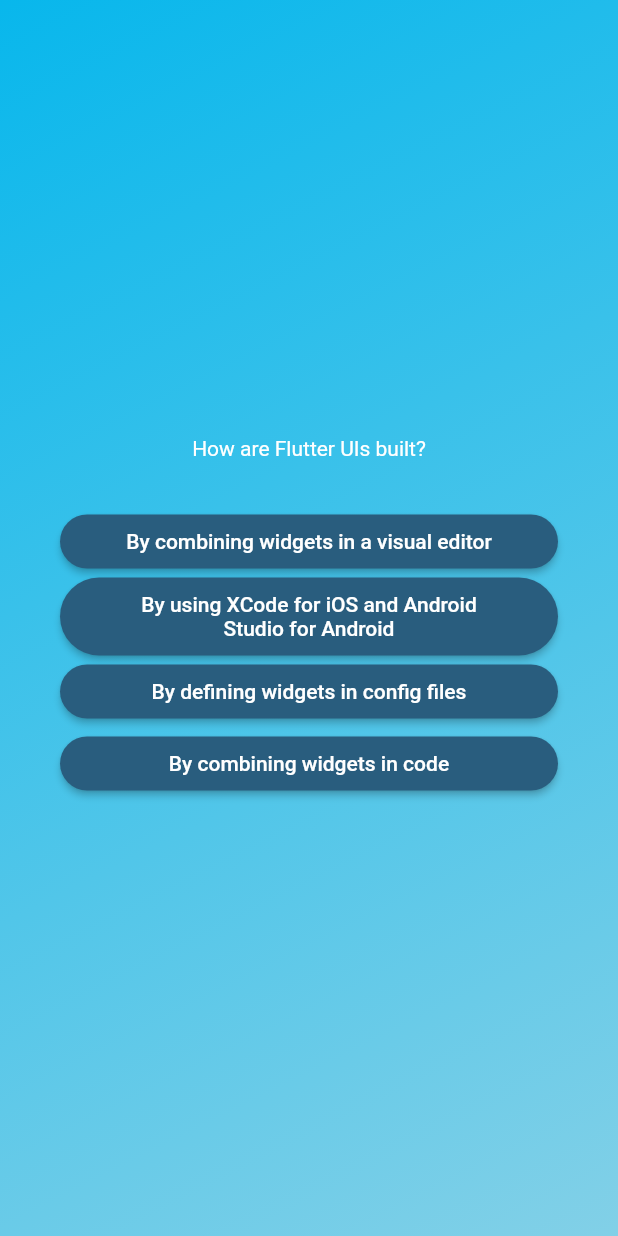
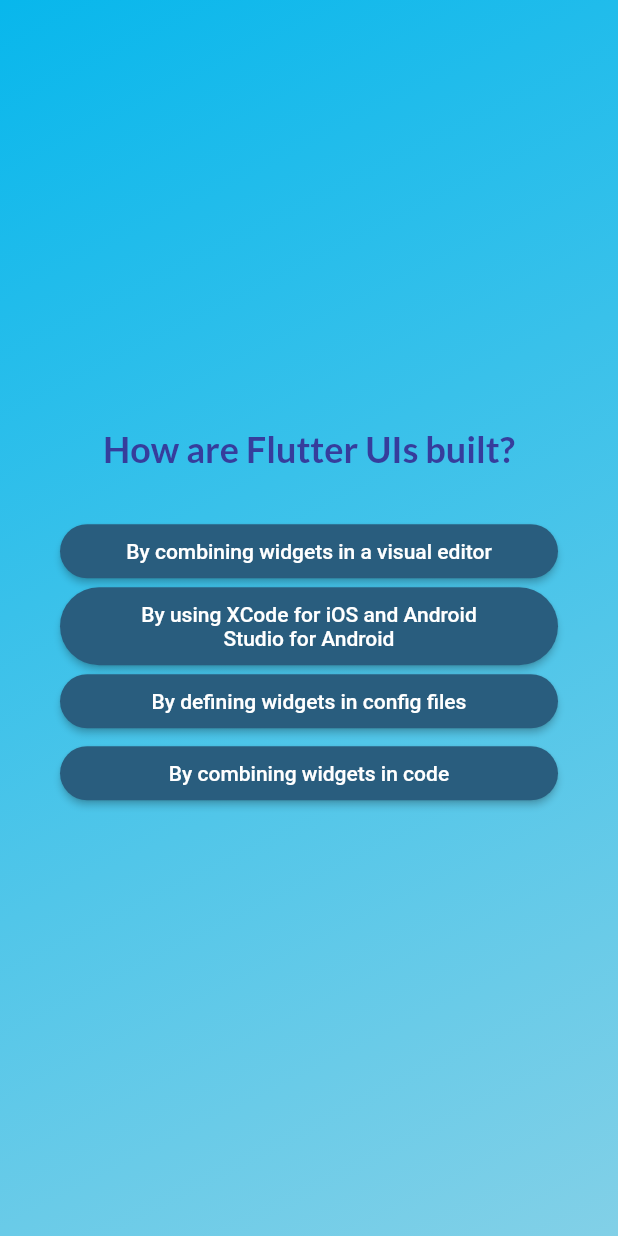
Before and after one commit to DarkoPG27/Quiz, a Flutter app: the screen it shows after launch, after a tap on "Start Quiz", after a tap on "Components", on a phone screen of 412 x 824 dp. Run offline on Flutter 3.47's test engine with Material 2 defaults, Android fonts, the phone set to English and light mode, and no system bars; our stand-ins replace google_fonts.

```diff
--- a/lib/answer_button.dart
+++ b/lib/answer_button.dart
@@ -15,11 +15,11 @@ class AnswerButton extends StatelessWidget {
     return ElevatedButton(
       onPressed: onTap,
       style: ElevatedButton.styleFrom(
-        padding: EdgeInsets.symmetric(
+        padding: const EdgeInsets.symmetric(
           vertical: 10,
           horizontal: 40,
         ),
-        backgroundColor: Color.fromARGB(255, 41, 93, 126),
+        backgroundColor: const Color.fromARGB(255, 41, 93, 126),
         foregroundColor: Colors.white,
         shape: RoundedRectangleBorder(
           borderRadius: BorderRadius.circular(40),
--- a/lib/questions_screen.dart
+++ b/lib/questions_screen.dart
@@ -3,8 +3,16 @@ import 'package:flutter/material.dart';
 
 import 'package:adv_basics/data/questions.dart';
 
+import 'package:google_fonts/google_fonts.dart';
+
 class QuestionsScreen extends StatefulWidget {
-  const QuestionsScreen({super.key});
+  //onSelectAnswer is chooseAnswer
+  const QuestionsScreen({
+    super.key,
+    required this.onSelectAnswer,
+  });
+
+  final void Function(String answer) onSelectAnswer;
 
   @override
   State<QuestionsScreen> createState() {
@@ -15,10 +23,13 @@ class QuestionsScreen extends StatefulWidget {
 class _QuestionsScreenState extends State<QuestionsScreen> {
   var currentQuestionIndex = 0;
 
-  void answerQuestion() {
+  void answerQuestion(String selectedAnswer) {
+    widget.onSelectAnswer(selectedAnswer);
+    //  widget.onSelectAnswer('...'); this give us access to the widget class and its properties;
     // currentQuestionIndex = currentQuestionIndex + 1;
+    //curentQuestion +=1;
     setState(() {
-      currentQuestionIndex += 1;
+      currentQuestionIndex++; //increments the value by 1
     });
   }
 
@@ -36,14 +47,21 @@ class _QuestionsScreenState extends State<QuestionsScreen> {
           children: [
             Text(
               currentQuestion.text,
-              style: const TextStyle(
-                color: Colors.white,
+              style: GoogleFonts.lato(
+                color: const Color.fromARGB(255, 54, 61, 156),
+                fontSize: 24,
+                fontWeight: FontWeight.bold,
               ),
               textAlign: TextAlign.center,
             ),
             const SizedBox(height: 30),
             ...currentQuestion.getShuffledAnswers().map((answer) {
-              return AnswerButton(answerText: answer, onTap: answerQuestion);
+              return AnswerButton(
+                answerText: answer,
+                onTap: () {
+                  answerQuestion(answer);
+                },
+              );
             })
           ],
         ),
--- a/lib/quiz.dart
+++ b/lib/quiz.dart
@@ -13,6 +13,8 @@ class Quiz extends StatefulWidget {
 }
 
 class _QuizState extends State<Quiz> {
+  final List<String> selectedAnswers = [];
+
   var activeScreen = 'start-screen';
 
   void switchScreen() {
@@ -21,12 +23,19 @@ class _QuizState extends State<Quiz> {
     });
   }
 
+  void chooseAnswer(String answer) {
+    selectedAnswers.add(answer);
+  }
+
   @override
   Widget build(context) {
     Widget screenWidget = StartScreen(switchScreen);
 
     if (activeScreen == 'questions-screen') {
-      screenWidget = const QuestionsScreen();
+      screenWidget = QuestionsScreen(
+        //named argument. forwarding  chooseAnswer to QuestionsScreen
+        onSelectAnswer: chooseAnswer,
+      );
     }
 
     return MaterialApp(
--- a/lib/start_screen.dart
+++ b/lib/start_screen.dart
@@ -1,4 +1,6 @@
 import 'package:flutter/material.dart';
+
+import 'package:google_fonts/google_fonts.dart';
 
 class StartScreen extends StatelessWidget {
   const StartScreen(this.startQuiz, {super.key});
@@ -18,9 +20,9 @@ class StartScreen extends StatelessWidget {
             color: const Color.fromARGB(150, 255, 255, 255),
           ),
           const SizedBox(height: 80),
-          const Text(
+          Text(
             'Learn Flutter the fun way',
-            style: TextStyle(
+            style: GoogleFonts.lato(
               color: Colors.white,
               fontSize: 25,
             ),
```
